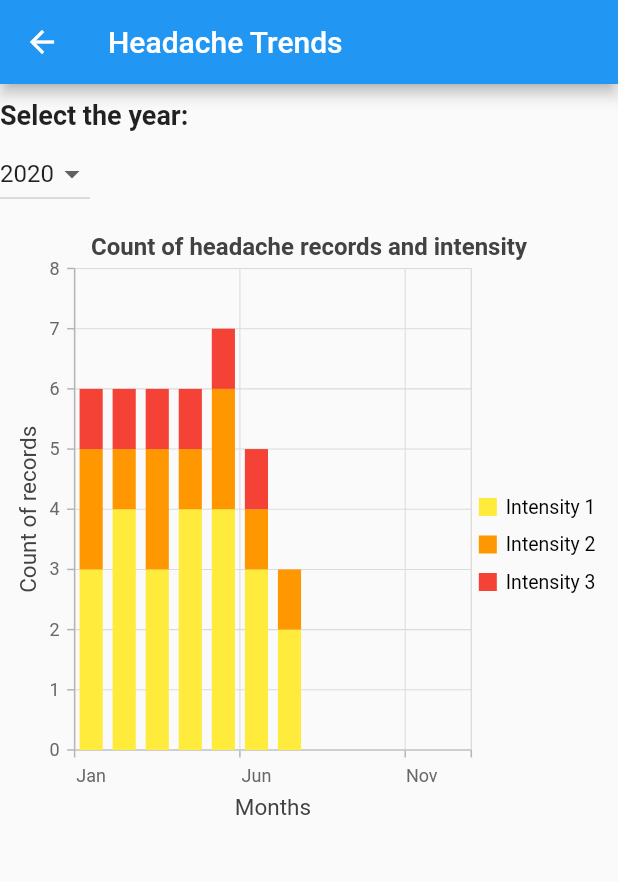
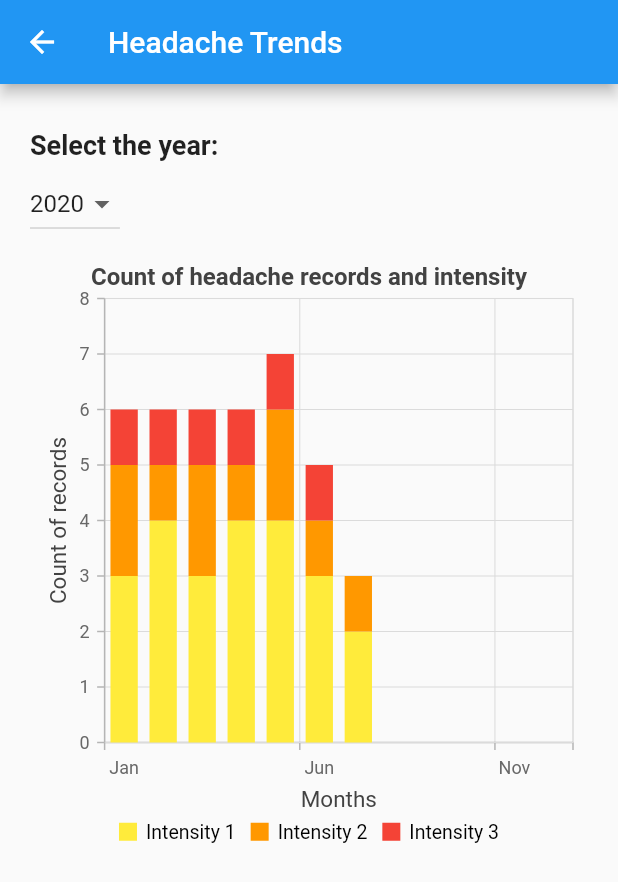
Before and after one commit to Catacity/HeadacheTracker, a Flutter app: the HeadacheTrendsPage screen opened directly, on a phone screen of 412 x 824 dp. Shown: the top 882 px of the screen. Run offline on Flutter 3.47's test engine with Material 2 defaults, Android fonts, the light colour scheme and no system bars; our stand-ins replace flutter_heatmap_calendar, fluttertoast, image_picker, shared_preferences, sqflite and 2 more; missing offline and left inert: dart:ffi; accounts and stored records are empty.

Commit message:
Added padding to the 1st graph page

```diff
--- a/lib/pages/Trends.dart
+++ b/lib/pages/Trends.dart
@@ -238,6 +238,8 @@ class _HeadacheTrendsPageState extends State<HeadacheTrendsPage> {
     return Scaffold(
       appBar: AppBar(title: const Text('Headache Trends')),
       body: SingleChildScrollView(
+        child: Padding(
+          padding: EdgeInsets.all(20),
           child: Column(
             children: [
               SizedBox(height: 10),
@@ -295,6 +297,7 @@ class _HeadacheTrendsPageState extends State<HeadacheTrendsPage> {
               ),
             ],
           ),
+        )
       ),
     );
   }
```
Lines whose indentation alone changed are shown as unchanged.
